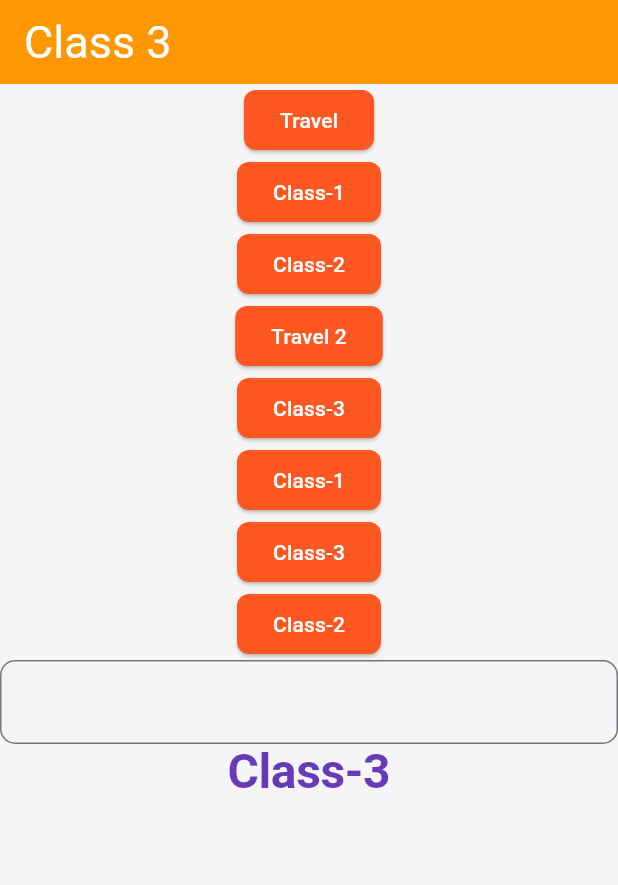
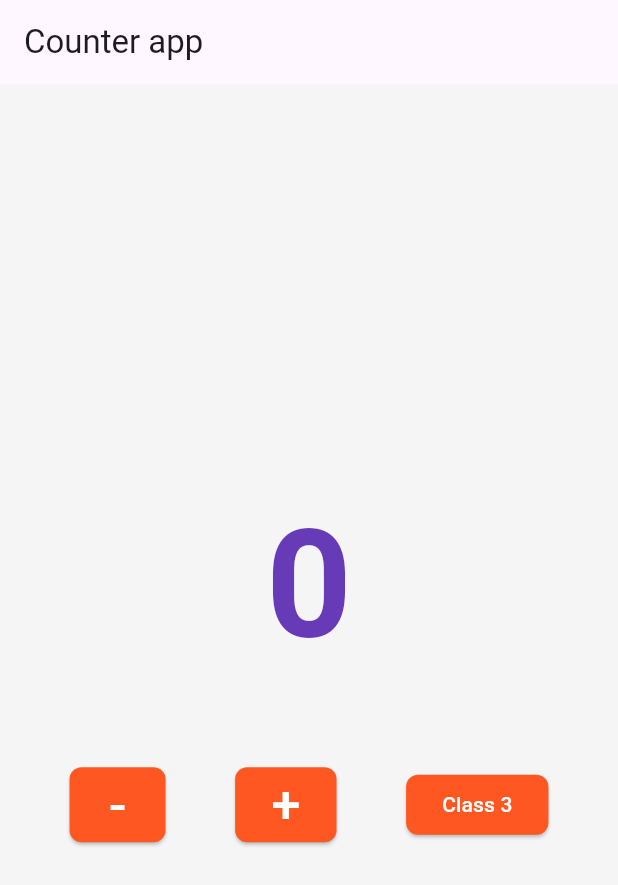
Before and after one commit to taufiqurSabbir/ostad_flutter_11, a Flutter app: the screen it shows after launch, on a phone screen of 412 x 824 dp. Shown: the top 885 px of the screen. Run offline on Flutter 3.47's test engine with Material 3 defaults, Android fonts, the phone set to English and light mode, and no system bars.

Commit message:
module_11_class_1

```diff
--- a/lib/app.dart
+++ b/lib/app.dart
@@ -3,6 +3,7 @@ import 'package:flutter/material.dart';
 import 'package:flutter_ostad_11/home.dart';
 
 import 'flutter_class_3.dart';
+import 'module_11/class_1/counter_app.dart';
 import 'module_8/assignment.dart';
 import 'module_8/list_view.dart';
 import 'module_8/modue_8_class_2.dart';
@@ -26,12 +27,7 @@ class MyApp extends StatelessWidget{
         primaryColor: Colors.purple,
         primarySwatch: Colors.teal,
         scaffoldBackgroundColor: Colors.grey.shade100,
-        appBarTheme: AppBarTheme(
-          color: Colors.orange,
-          titleTextStyle: TextStyle(
-            fontSize: 30
-          )
-        ),
+
 
         elevatedButtonTheme: ElevatedButtonThemeData(
           style: ElevatedButton.styleFrom(
@@ -43,13 +39,7 @@ class MyApp extends StatelessWidget{
           )
         ),
 
-        textTheme:  TextTheme(
-          headline1: TextStyle(
-            fontSize: 32,
-            fontWeight: FontWeight.bold,
-            color: Colors.deepPurple
-          )
-        ),
+
 
         inputDecorationTheme: InputDecorationTheme(
           border: OutlineInputBorder(borderRadius: BorderRadius.circular(10)),
@@ -69,12 +59,13 @@ class MyApp extends StatelessWidget{
         )
       ),
       title: 'Batch 11 flutter',
-      initialRoute: '/class3',
+      initialRoute: '/counterApp',
       routes: {
         '/home' :(contex) => TravelHomeScreen(),
         '/class1': (context) =>Alert(),
         '/class2' : (context) => OwnWidget(),
-        '/class3' : (context) => class3()
+        '/class3' : (context) => class3(),
+        '/counterApp' : (context) => CounterApp()
       },
 
 
--- /dev/null
+++ b/lib/module_11/class_1/counter_app.dart
@@ -0,0 +1,102 @@
+import 'package:flutter/material.dart';
+
+import '../../module_9/class_3.dart';
+import '../../module_9/own_widget.dart';
+
+class CounterApp extends StatefulWidget {
+   CounterApp({super.key}){
+    print('1 Constructor');
+   }
+
+   @override
+   State<CounterApp> createState() {
+     print('2 Create state');
+     return _CounterAppState();
+   }
+}
+
+class _CounterAppState extends State<CounterApp> {
+  int number=0;
+
+  @override
+  void initState() {
+    // TODO: implement initState
+    super.initState();
+    print('3 InitState ');
+  }
+
+  @override
+  void deactivate() {
+    // TODO: implement deactivate
+    print('4 deactivate ');
+    super.deactivate();
+  }
+
+  @override
+  void dispose() {
+    // TODO: implement dispose
+    print('5 dispose ');
+    super.dispose();
+  }
+
+  @override
+  Widget build(BuildContext context) {
+
+    return Scaffold(
+      appBar: AppBar(
+        title: Text('Counter app'),
+      ),
+      body: Column(
+        mainAxisAlignment: MainAxisAlignment.center,
+        children: [
+          Text(
+            number.toString(),
+            style: TextStyle(
+                fontSize: 100,
+                fontWeight: FontWeight.bold,
+                color: Colors.deepPurple),
+          ),
+          SizedBox(height: 50,),
+          Row(
+            mainAxisAlignment: MainAxisAlignment.spaceEvenly,
+            children: [
+              ElevatedButton(
+                  onPressed: () {
+                    setState(() {
+                      number--;
+                      print(number);
+                    });
+
+                  },
+                  child: Text(
+                    '-',
+                    style: TextStyle(
+                      fontSize: 35,
+                    ),
+                  )),
+              ElevatedButton(
+                  onPressed: () {
+
+                    setState(() {
+                      number++;
+                      print(number);
+                    });
+
+                  },
+                  child: Text(
+                    '+',
+                    style: TextStyle(
+                      fontSize: 35,
+                    ),
+                  )),
+
+              ElevatedButton(onPressed: (){
+                Navigator.pushReplacement(context, MaterialPageRoute(builder: (context)=>OwnWidget()));
+              }, child: Text('Class 3') )
+            ],
+          )
+        ],
+      ),
+    );
+  }
+}
--- a/lib/module_9/own_widget.dart
+++ b/lib/module_9/own_widget.dart
@@ -6,6 +6,7 @@ class OwnWidget extends StatelessWidget {
 
   @override
   Widget build(BuildContext context) {
+    print('Own widget');
     return Scaffold(
         body: Column(
           mainAxisAlignment: MainAxisAlignment.center,
```
Also changed, not shown: lib/module_11/class_1/lifeCycle.dart (added, +17 -0 lines).
